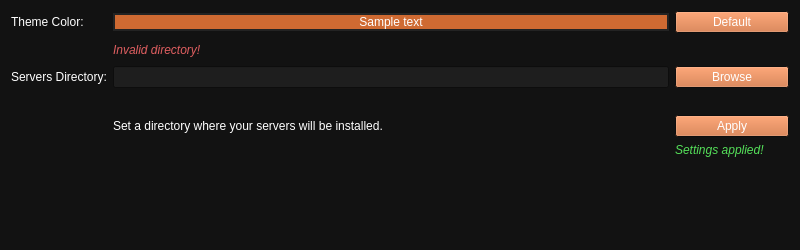
This is ui/settingsdialog.ui in metootem/TF2-Dedicated-Server-Manager as Qt 5 draws it before an edit. The edited form follows.
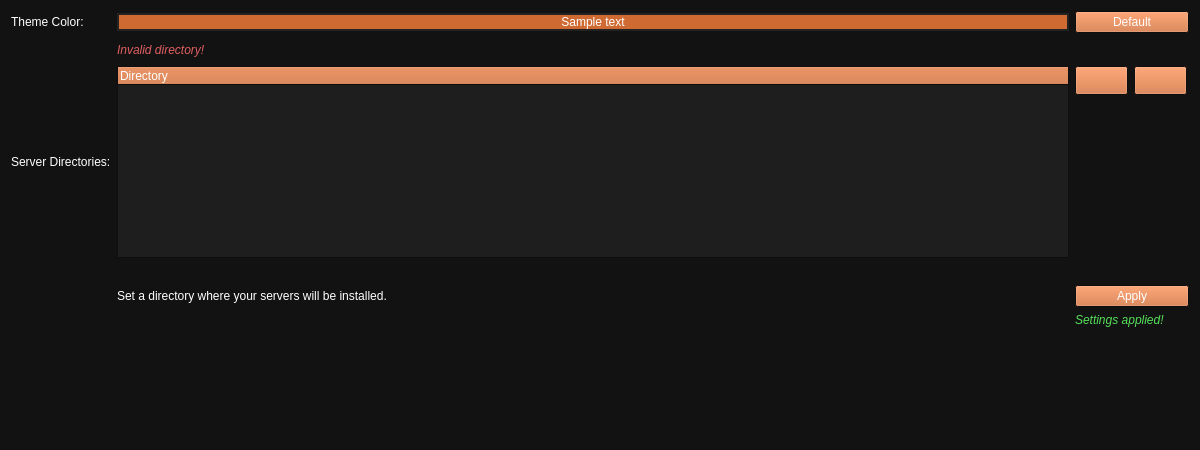
This is the edited form. Icons and pictures are not drawn.

Commit message: Implemented multiple server directory features

```diff
--- a/ui/settingsdialog.ui
+++ b/ui/settingsdialog.ui
@@ -6,14 +6,14 @@
    <rect>
     <x>0</x>
     <y>0</y>
-    <width>800</width>
-    <height>250</height>
+    <width>1200</width>
+    <height>450</height>
    </rect>
   </property>
   <property name="minimumSize">
    <size>
-    <width>800</width>
-    <height>250</height>
+    <width>1200</width>
+    <height>450</height>
    </size>
   </property>
   <property name="palette">
@@ -368,6 +368,33 @@
             </color>
            </brush>
           </colorrole>
+          <colorrole role="Text">
+           <brush brushstyle="SolidPattern">
+            <color alpha="255">
+             <red>223</red>
+             <green>94</green>
+             <blue>96</blue>
+            </color>
+           </brush>
+          </colorrole>
+          <colorrole role="ButtonText">
+           <brush brushstyle="SolidPattern">
+            <color alpha="255">
+             <red>223</red>
+             <green>94</green>
+             <blue>96</blue>
+            </color>
+           </brush>
+          </colorrole>
+          <colorrole role="PlaceholderText">
+           <brush brushstyle="SolidPattern">
+            <color alpha="128">
+             <red>223</red>
+             <green>94</green>
+             <blue>96</blue>
+            </color>
+           </brush>
+          </colorrole>
          </active>
          <inactive>
           <colorrole role="WindowText">
@@ -379,8 +406,72 @@
             </color>
            </brush>
           </colorrole>
+          <colorrole role="Text">
+           <brush brushstyle="SolidPattern">
+            <color alpha="255">
+             <red>223</red>
+             <green>94</green>
+             <blue>96</blue>
+            </color>
+           </brush>
+          </colorrole>
+          <colorrole role="ButtonText">
+           <brush brushstyle="SolidPattern">
+            <color alpha="255">
+             <red>223</red>
+             <green>94</green>
+             <blue>96</blue>
+            </color>
+           </brush>
+          </colorrole>
+          <colorrole role="PlaceholderText">
+           <brush brushstyle="SolidPattern">
+            <color alpha="128">
+             <red>223</red>
+             <green>94</green>
+             <blue>96</blue>
+            </color>
+           </brush>
+          </colorrole>
          </inactive>
-         <disabled/>
+         <disabled>
+          <colorrole role="WindowText">
+           <brush brushstyle="SolidPattern">
+            <color alpha="255">
+             <red>223</red>
+             <green>94</green>
+             <blue>96</blue>
+            </color>
+           </brush>
+          </colorrole>
+          <colorrole role="Text">
+           <brush brushstyle="SolidPattern">
+            <color alpha="255">
+             <red>223</red>
+             <green>94</green>
+             <blue>96</blue>
+            </color>
+           </brush>
+          </colorrole>
+          <colorrole role="ButtonText">
+           <brush brushstyle="SolidPattern">
+            <color alpha="255">
+             <red>223</red>
+             <green>94</green>
+             <blue>96</blue>
+            </color>
+           </brush>
+          </colorrole>
+          <colorrole role="PlaceholderText">
+           <brush brushstyle="SolidPattern">
+            <color alpha="128">
+             <red>223</red>
+             <green>94</green>
+             <blue>96</blue>
+            </color>
+           </brush>
+          </colorrole>
+         </disabled>
         </palette>
        </property>
        <property name="font">
@@ -389,6 +480,9 @@
          <bold>false</bold>
         </font>
        </property>
+       <property name="styleSheet">
+        <string notr="true">color: #df5e60;</string>
+       </property>
        <property name="text">
         <string>Invalid directory!</string>
        </property>
@@ -954,19 +1048,6 @@
        </property>
       </spacer>
      </item>
-     <item row="2" column="2">
-      <widget class="QPushButton" name="btnSrvDir">
-       <property name="minimumSize">
-        <size>
-         <width>114</width>
-         <height>0</height>
-        </size>
-       </property>
-       <property name="text">
-        <string>Browse</string>
-       </property>
-      </widget>
-     </item>
      <item row="2" column="0">
       <widget class="QLabel" name="lblSrvDir">
        <property name="palette">
@@ -1295,14 +1376,7 @@
         </palette>
        </property>
        <property name="text">
-        <string>Servers Directory:</string>
-       </property>
-      </widget>
-     </item>
-     <item row="2" column="1">
-      <widget class="QLineEdit" name="lineSrvDir">
-       <property name="text">
-        <string/>
+        <string>Server Directories:</string>
        </property>
       </widget>
      </item>
@@ -1667,6 +1741,33 @@
               </color>
              </brush>
             </colorrole>
+            <colorrole role="Text">
+             <brush brushstyle="SolidPattern">
+              <color alpha="255">
+               <red>84</red>
+               <green>223</green>
+               <blue>89</blue>
+              </color>
+             </brush>
+            </colorrole>
+            <colorrole role="ButtonText">
+             <brush brushstyle="SolidPattern">
+              <color alpha="255">
+               <red>84</red>
+               <green>223</green>
+               <blue>89</blue>
+              </color>
+             </brush>
+            </colorrole>
+            <colorrole role="PlaceholderText">
+             <brush brushstyle="SolidPattern">
+              <color alpha="128">
+               <red>84</red>
+               <green>223</green>
+               <blue>89</blue>
+              </color>
+             </brush>
+            </colorrole>
            </active>
            <inactive>
             <colorrole role="WindowText">
@@ -1678,8 +1779,72 @@
               </color>
              </brush>
             </colorrole>
+            <colorrole role="Text">
+             <brush brushstyle="SolidPattern">
+              <color alpha="255">
+               <red>84</red>
+               <green>223</green>
+               <blue>89</blue>
+              </color>
+             </brush>
+            </colorrole>
+            <colorrole role="ButtonText">
+             <brush brushstyle="SolidPattern">
+              <color alpha="255">
+               <red>84</red>
+               <green>223</green>
+               <blue>89</blue>
+              </color>
+             </brush>
+            </colorrole>
+            <colorrole role="PlaceholderText">
+             <brush brushstyle="SolidPattern">
+              <color alpha="128">
+               <red>84</red>
+               <green>223</green>
+               <blue>89</blue>
+              </color>
+             </brush>
+            </colorrole>
            </inactive>
-           <disabled/>
+           <disabled>
+            <colorrole role="WindowText">
+             <brush brushstyle="SolidPattern">
+              <color alpha="255">
+               <red>84</red>
+               <green>223</green>
+               <blue>89</blue>
+              </color>
+             </brush>
+            </colorrole>
+            <colorrole role="Text">
+             <brush brushstyle="SolidPattern">
+              <color alpha="255">
+               <red>84</red>
+               <green>223</green>
+               <blue>89</blue>
+              </color>
+             </brush>
+            </colorrole>
+            <colorrole role="ButtonText">
+             <brush brushstyle="SolidPattern">
+              <color alpha="255">
+               <red>84</red>
+               <green>223</green>
+               <blue>89</blue>
+              </color>
+             </brush>
+            </colorrole>
+            <colorrole role="PlaceholderText">
+             <brush brushstyle="SolidPattern">
+              <color alpha="128">
+               <red>84</red>
+               <green>223</green>
+               <blue>89</blue>
+              </color>
+             </brush>
+            </colorrole>
+           </disabled>
           </palette>
          </property>
          <property name="font">
@@ -1688,6 +1853,9 @@
            <bold>false</bold>
           </font>
          </property>
+         <property name="styleSheet">
+          <string notr="true">color: #54df59;</string>
+         </property>
          <property name="text">
           <string>Settings applied!</string>
          </property>
@@ -1743,6 +1911,99 @@
        </property>
       </spacer>
      </item>
+     <item row="2" column="2">
+      <layout class="QGridLayout" name="gridLayout_2">
+       <item row="0" column="0">
+        <widget class="QPushButton" name="btnAddSrvDir">
+         <property name="minimumSize">
+          <size>
+           <width>53</width>
+           <height>29</height>
+          </size>
+         </property>
+         <property name="maximumSize">
+          <size>
+           <width>53</width>
+           <height>29</height>
+          </size>
+         </property>
+         <property name="text">
+          <string/>
+         </property>
+         <property name="icon">
+          <iconset resource="../resources.qrc">
+           <normaloff>:/icons/resources/Icons/Add.svg</normaloff>:/icons/resources/Icons/Add.svg</iconset>
+         </property>
+        </widget>
+       </item>
+       <item row="0" column="1">
+        <widget class="QPushButton" name="btnRmvSrvDir">
+         <property name="minimumSize">
+          <size>
+           <width>53</width>
+           <height>29</height>
+          </size>
+         </property>
+         <property name="maximumSize">
+          <size>
+           <width>53</width>
+           <height>29</height>
+          </size>
+         </property>
+         <property name="text">
+          <string/>
+         </property>
+         <property name="icon">
+          <iconset resource="../resources.qrc">
+           <normaloff>:/icons/resources/Icons/Remove.svg</normaloff>:/icons/resources/Icons/Remove.svg</iconset>
+         </property>
+        </widget>
+       </item>
+       <item row="1" column="1">
+        <spacer name="verticalSpacer_4">
+         <property name="orientation">
+          <enum>Qt::Orientation::Vertical</enum>
+         </property>
+         <property name="sizeHint" stdset="0">
+          <size>
+           <width>20</width>
+           <height>40</height>
+          </size>
+         </property>
+        </spacer>
+       </item>
+      </layout>
+     </item>
+     <item row="2" column="1">
+      <widget class="QTreeWidget" name="treeSrvDirs">
+       <property name="toolTip">
+        <string>List of directories the app will search for servers in.</string>
+       </property>
+       <property name="selectionMode">
+        <enum>QAbstractItemView::SelectionMode::SingleSelection</enum>
+       </property>
+       <property name="indentation">
+        <number>0</number>
+       </property>
+       <property name="rootIsDecorated">
+        <bool>false</bool>
+       </property>
+       <property name="itemsExpandable">
+        <bool>false</bool>
+       </property>
+       <attribute name="headerVisible">
+        <bool>true</bool>
+       </attribute>
+       <attribute name="headerStretchLastSection">
+        <bool>true</bool>
+       </attribute>
+       <column>
+        <property name="text">
+         <string>Directory</string>
+        </property>
+       </column>
+      </widget>
+     </item>
     </layout>
    </item>
   </layout>
```
The commit also changes 10 other files.
